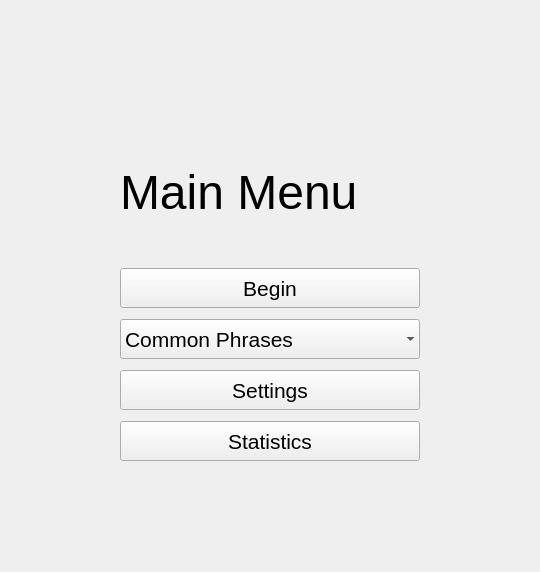
Above: speed-typer/source_ui/mainWindow.ui from Rolv-Apneseth/ps-typer before the change. Below: the same form after it.
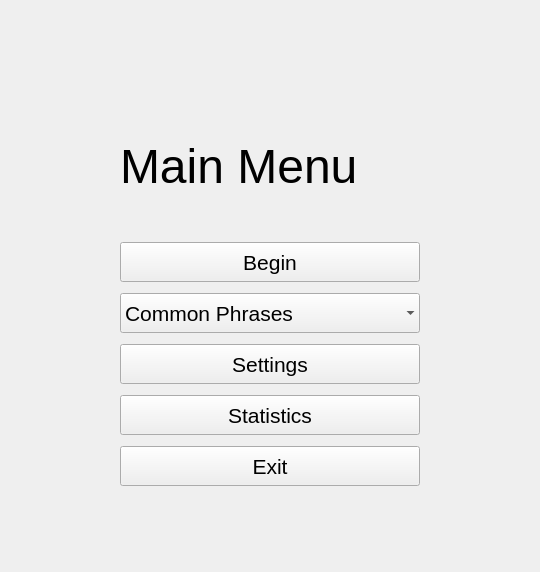
That is the form after the change.

Commit message: Implemented an exit button on the main window

Diff of the .ui file:
```diff
--- a/speed-typer/source_ui/mainWindow.ui
+++ b/speed-typer/source_ui/mainWindow.ui
@@ -320,6 +320,46 @@
        </property>
       </widget>
      </item>
+     <item>
+      <spacer name="verticalSpacer_3">
+       <property name="orientation">
+        <enum>Qt::Vertical</enum>
+       </property>
+       <property name="sizeType">
+        <enum>QSizePolicy::Fixed</enum>
+       </property>
+       <property name="sizeHint" stdset="0">
+        <size>
+         <width>20</width>
+         <height>5</height>
+        </size>
+       </property>
+      </spacer>
+     </item>
+     <item>
+      <widget class="QPushButton" name="buttonExit">
+       <property name="minimumSize">
+        <size>
+         <width>0</width>
+         <height>40</height>
+        </size>
+       </property>
+       <property name="font">
+        <font>
+         <pointsize>16</pointsize>
+        </font>
+       </property>
+       <property name="cursor">
+        <cursorShape>PointingHandCursor</cursorShape>
+       </property>
+       <property name="text">
+        <string>Exit</string>
+       </property>
+       <property name="autoDefault">
+        <bool>true</bool>
+       </property>
+      </widget>
+     </item>
      <item>
       <spacer name="verticalSpacer">
        <property name="orientation">
```
The commit also changes 2 other files.
